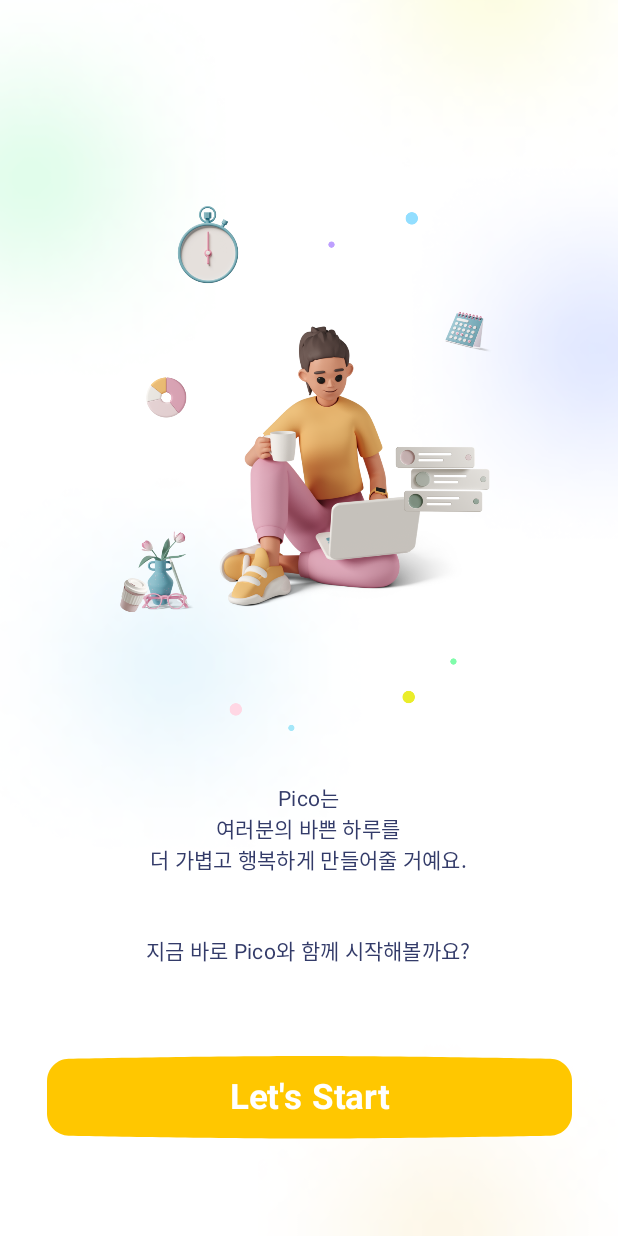
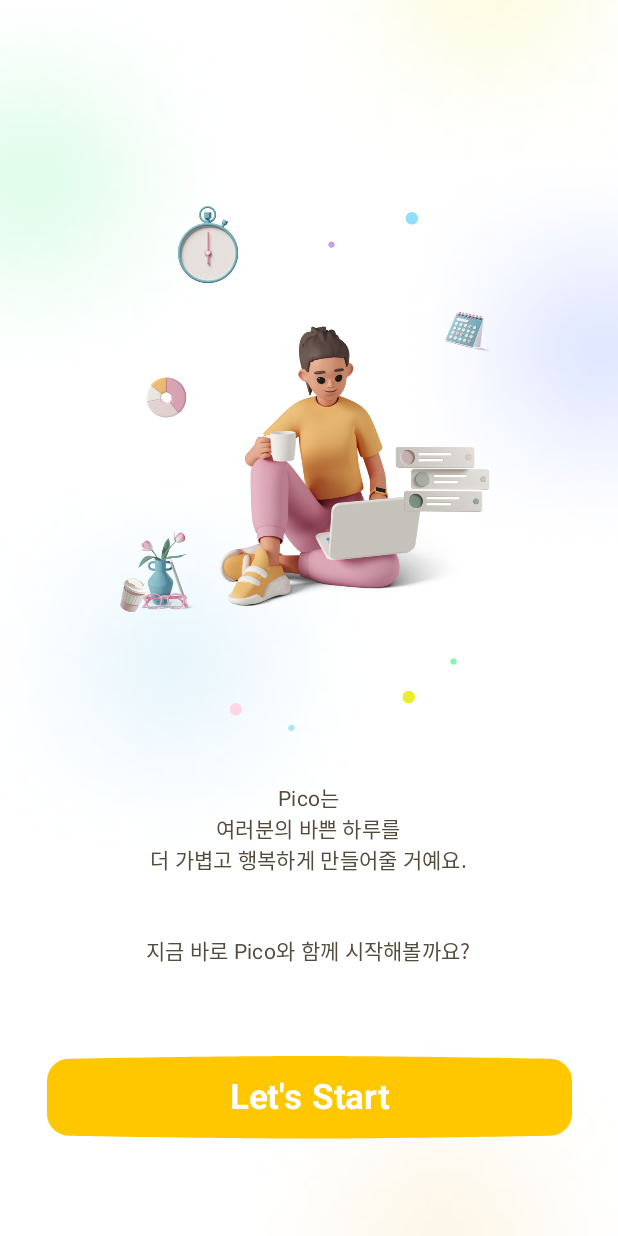
Before and after one commit to yesue2/Pico-App, an Android app built with Jetpack Compose: the start3 screen opened through its navigation route, on a phone screen of 412 x 824 dp. Run offline under Robolectric (Android 15) with nearby library versions, the phone set to English and light mode, and no system bars.

Commit message:
:lipstick: design: Start 페이지들 글자 색상 테마 적용 되도록 수정

```diff
--- a/app/src/main/java/com/example/pico/ui/views/StartScreen1.kt
+++ b/app/src/main/java/com/example/pico/ui/views/StartScreen1.kt
@@ -84,10 +84,12 @@ fun StartScreen1(navController: NavController) {
             Text(
                 text = "작고 간편한 Todo 리스트 앱",
                 style = MaterialTheme.typography.bodyMedium,
+                color = MainDarkBrown
             )
             Text(
                 text = "Pico에 오신 걸 환영해요!",
                 style = MaterialTheme.typography.bodyMedium,
+                color = MainDarkBrown
             )
             Spacer(modifier = Modifier.height(50.dp))
 
--- a/app/src/main/java/com/example/pico/ui/views/StartScreen2.kt
+++ b/app/src/main/java/com/example/pico/ui/views/StartScreen2.kt
@@ -99,10 +99,12 @@ fun StartScreen2(navController: NavController) {
             Text(
                 text = "계획을 쉽게 정리하고",
                 style = MaterialTheme.typography.bodyMedium,
+                color = MainDarkBrown
             )
             Text(
                 text = "목표를 차근차근 이루어보세요!",
                 style = MaterialTheme.typography.bodyMedium,
+                color = MainDarkBrown
             )
             Spacer(modifier = Modifier.height(50.dp))
 
--- a/app/src/main/java/com/example/pico/ui/views/StartScreen3.kt
+++ b/app/src/main/java/com/example/pico/ui/views/StartScreen3.kt
@@ -22,6 +22,7 @@ import androidx.navigation.compose.rememberNavController
 import com.example.pico.R
 import com.example.pico.ui.components.NextButton
 import com.example.pico.ui.components.SummitButton
+import com.example.pico.ui.theme.MainDarkBrown
 import com.example.pico.ui.theme.MainYellow
 import com.example.pico.ui.theme.PicoTheme
 
@@ -61,20 +62,24 @@ fun StartScreen3(navController: NavController) {
             Text(
                 text = "Pico는",
                 style = MaterialTheme.typography.bodyMedium,
+                color = MainDarkBrown
             )
             Text(
                 text = "여러분의 바쁜 하루를",
                 style = MaterialTheme.typography.bodyMedium,
+                color = MainDarkBrown
             )
             Text(
                 text = "더 가볍고 행복하게 만들어줄 거예요.",
                 style = MaterialTheme.typography.bodyMedium,
+                color = MainDarkBrown
             )
             Spacer(modifier = Modifier.height(40.dp))
 
             Text(
                 text = "지금 바로 Pico와 함께 시작해볼까요?",
                 style = MaterialTheme.typography.bodyMedium,
+                color = MainDarkBrown
             )
         }
 
```
